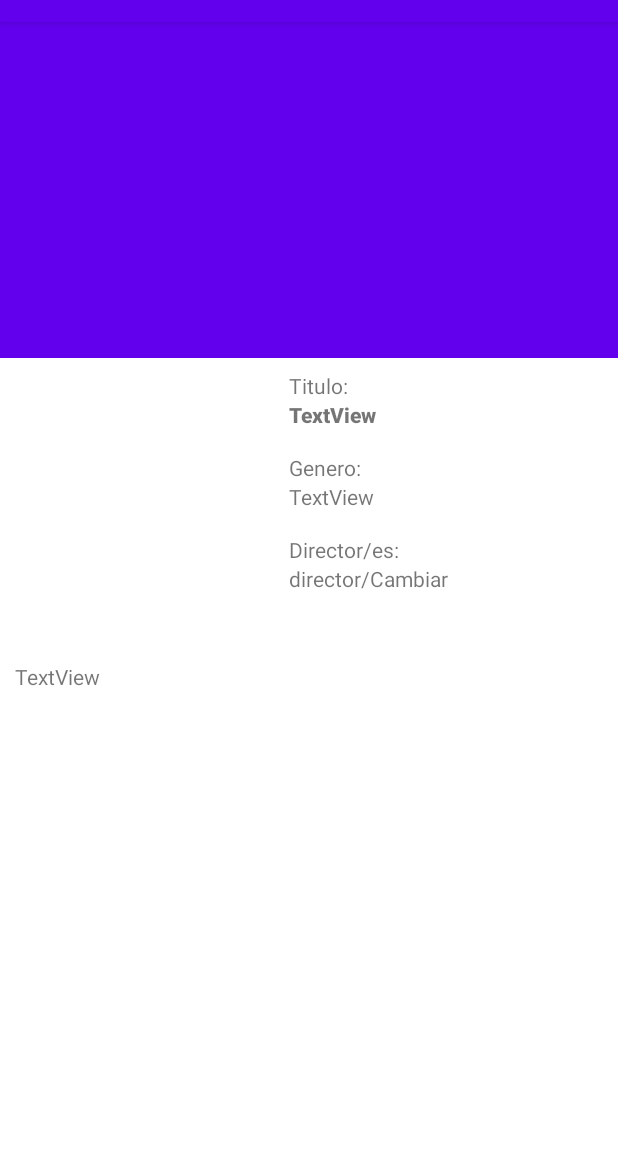
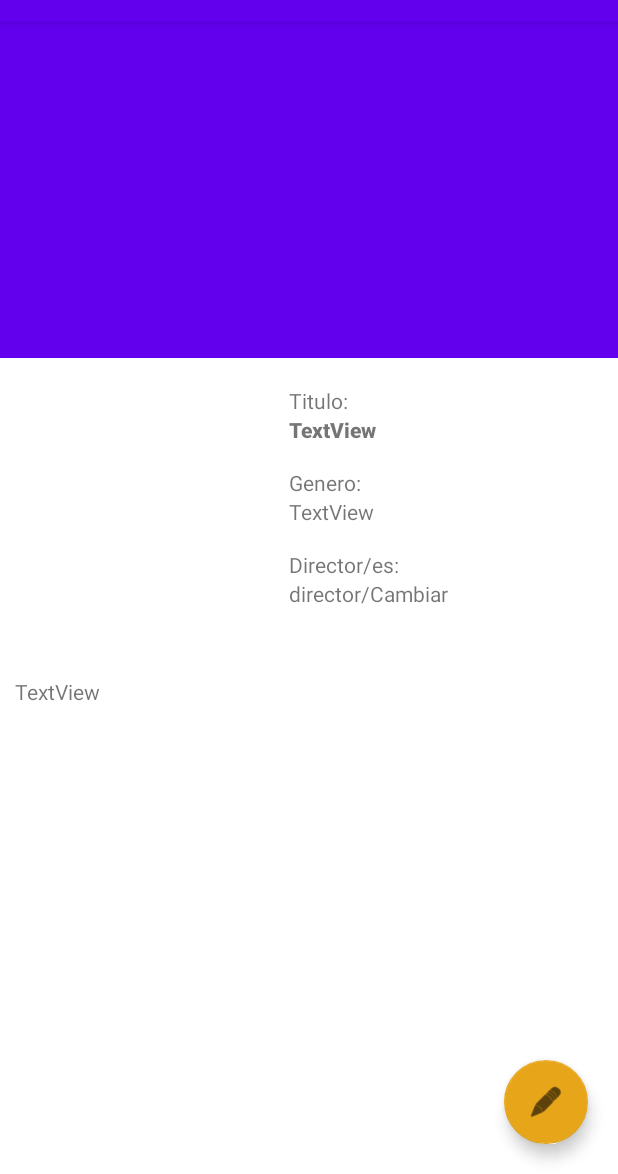
Before and after one commit to MarioCFC/proyectoPDMD, an Android app: the FilmListActivity screen opened directly, with no data from a screen before it, after a tap on "TextView", on a phone screen of 412 x 824 dp, the part 62-1236 px from its top. Run offline under Robolectric (Android 15) with nearby library versions, the phone set to English and light mode, and no system bars; our stand-ins replace Picasso; plain views replace ReadMoreTextView; network calls fail; pictures from the network do not load; 14 statements that could not run were skipped.

```diff
--- a/app/build.gradle
+++ b/app/build.gradle
@@ -55,4 +55,6 @@ dependencies {
     implementation 'kr.co.prnd:readmore-textview:1.0.0'
 
     implementation 'com.google.code.gson:gson:2.8.9'
+
+    implementation 'com.github.clans:fab:1.6.4'
 }
--- a/app/src/main/AndroidManifest.xml
+++ b/app/src/main/AndroidManifest.xml
@@ -40,7 +40,6 @@
             </intent-filter>
         </activity>
 
-
     </application>
 
 </manifest>
--- a/app/src/main/java/com/murallaromanda/dam/segundo/casfermar/proyectopdmd/activities/FilmListActivity.kt
+++ b/app/src/main/java/com/murallaromanda/dam/segundo/casfermar/proyectopdmd/activities/FilmListActivity.kt
@@ -1,27 +1,23 @@
 package com.murallaromanda.dam.segundo.casfermar.proyectopdmd.activities
 
-import android.os.Build
 import androidx.appcompat.app.AppCompatActivity
 import android.os.Bundle
-import android.util.DisplayMetrics
 import androidx.recyclerview.widget.GridLayoutManager
 import com.murallaromanda.dam.segundo.casfermar.proyectopdmd.R
 import com.murallaromanda.dam.segundo.casfermar.proyectopdmd.adapters.ListaPeliculasAdapter
 import com.murallaromanda.dam.segundo.casfermar.proyectopdmd.databinding.ActivityFilmListBinding
 import com.murallaromanda.dam.segundo.casfermar.proyectopdmd.models.data.PeliculaDataMock
-import android.view.WindowInsets
-import android.app.Activity
-import android.graphics.Insets
 import android.view.View
+import android.view.animation.OvershootInterpolator
 import com.google.android.material.snackbar.Snackbar
-import com.murallaromanda.dam.segundo.casfermar.proyectopdmd.utilidades.JSONPelicula
+import com.murallaromanda.dam.segundo.casfermar.proyectopdmd.utilidades.Json
 
 
 class FilmListActivity : AppCompatActivity() {
     private lateinit var binding: ActivityFilmListBinding
-
+    var menuAbierto:Boolean = false
+    var interpolator = OvershootInterpolator()
     override fun onCreate(savedInstanceState: Bundle?) {
-
         super.onCreate(savedInstanceState)
         setContentView(R.layout.activity_film_list)
 
@@ -31,7 +27,7 @@ class FilmListActivity : AppCompatActivity() {
         val peliculaData = PeliculaDataMock()
         //val lista = peliculaData.getLista()
 
-        var busqueda = JSONPelicula()
+        var busqueda = Json()
         var resultados = busqueda.buscarPelicula("spider man")
         val layoutManager = GridLayoutManager(this,2)
 
@@ -41,15 +37,10 @@ class FilmListActivity : AppCompatActivity() {
         binding.rvListaPeliculas.layoutManager = layoutManager
         binding.rvListaPeliculas.adapter = adapter
 
-
-        val fab: View = findViewById(R.id.fab)
-        fab.setOnClickListener { view ->
-            Snackbar.make(view, "Here's a Snackbar", Snackbar.LENGTH_LONG)
-                .setAction("Action", null)
-                .show()
-        }
+    }
 
 
-    }
+
+
 
 }
--- a/app/src/main/java/com/murallaromanda/dam/segundo/casfermar/proyectopdmd/adapters/ListaPeliculasAdapter.kt
+++ b/app/src/main/java/com/murallaromanda/dam/segundo/casfermar/proyectopdmd/adapters/ListaPeliculasAdapter.kt
@@ -18,15 +18,7 @@ import com.squareup.picasso.Picasso
 //Creo que le pasamos el mismo objeto para la activity y para el Context, revisar si se da pasado una sola vez
 class ListaPeliculasAdapter(val peliculas : ArrayList<PeliculaJSON>, val miActivty:Activity) : RecyclerView.Adapter<ListaPeliculasAdapter.PeliculaViewHolder>() {
     class PeliculaViewHolder(itemView: View) : RecyclerView.ViewHolder(itemView){
-
         //Mejor cambiarlo por el binding
-        /*
-        val layout_item = itemView.findViewById<ConstraintLayout>(R.id.layout_item)
-        val tvTitulo = itemView.findViewById<TextView>(R.id.itemTvTitulo)
-        val tvGenero = itemView.findViewById<TextView>(R.id.FilmDetailTvGenero)
-        val ivCaratula = itemView.findViewById<ImageView>(R.id.ItemIvCaratula)
-        */
-
         val layout_item = itemView.findViewById<LinearLayout>(R.id.card_item)
         val tvTitulo = itemView.findViewById<TextView>(R.id.CardTvTitulo)
         val tvGenero = itemView.findViewById<TextView>(R.id.CardTvGenero)
@@ -59,13 +51,5 @@ class ListaPeliculasAdapter(val peliculas : ArrayList<PeliculaJSON>, val miActiv
     }
 
     override fun getItemCount() = peliculas.size
-    fun formatearCadena(cadena:String):String{
-        val tamañoCadena:Int = 50
-        if (cadena.length > tamañoCadena)
-            return cadena.substring(0,tamañoCadena -  1) + "..."
-        else
-            return cadena
-
-    }
 
 }
--- a/app/src/main/java/com/murallaromanda/dam/segundo/casfermar/proyectopdmd/utilidades/JSONPelicula.kt
+++ b/app/src/main/java/com/murallaromanda/dam/segundo/casfermar/proyectopdmd/utilidades/Json.kt
@@ -7,7 +7,7 @@ import com.murallaromanda.dam.segundo.casfermar.proyectopdmd.models.entities.Pel
 import com.murallaromanda.dam.segundo.casfermar.proyectopdmd.models.entities.Peticion
 
 //Dan problemas todo lo relacionado con los inputStream
-class JSONPelicula() {
+class Json() {
 
     fun buscarPelicula(cadenaBuscada:String):ArrayList<PeliculaJSON> {
         var peliculasResultantes:ArrayList<PeliculaJSON> = ArrayList()
--- a/app/src/main/res/layout/activity_film_detail.xml
+++ b/app/src/main/res/layout/activity_film_detail.xml
@@ -5,6 +5,7 @@
     android:id="@+id/film_detail_layout"
     android:layout_width="match_parent"
     android:layout_height="match_parent"
+    android:paddingTop="10dp"
     tools:context=".activities.FilmDetailActivity">
 
     <androidx.constraintlayout.widget.ConstraintLayout
--- a/app/src/main/res/layout/collapsing_tool_detail_film.xml
+++ b/app/src/main/res/layout/collapsing_tool_detail_film.xml
@@ -57,9 +57,19 @@
         app:layout_behavior="com.google.android.material.appbar.AppBarLayout$ScrollingViewBehavior"
         />
 
-
-
-
+    <com.google.android.material.floatingactionbutton.FloatingActionButton
+        android:id="@+id/fabmain"
+        android:layout_width="wrap_content"
+        android:layout_height="wrap_content"
+        android:layout_gravity="bottom|end"
+        android:layout_marginLeft="16dp"
+        android:layout_marginEnd="20dp"
+        android:layout_marginRight="20dp"
+        android:layout_marginBottom="20dp"
+        android:src="@android:drawable/ic_menu_edit"
+        app:backgroundTint="#ffe7a61a"
+        app:fabSize="normal"
+        app:layout_anchorGravity="bottom|end" />
 
 
 </androidx.coordinatorlayout.widget.CoordinatorLayout>
```
Also changed, not shown: app/src/main/java/com/murallaromanda/dam/segundo/casfermar/proyectopdmd/activities/FilmDetailActivity.kt (+0 -12 lines), app/src/main/java/com/murallaromanda/dam/segundo/casfermar/proyectopdmd/activities/FilmSearchActivity.kt (added, +23 -0 lines), app/src/main/java/com/murallaromanda/dam/segundo/casfermar/proyectopdmd/models/entities/searchMovie/ResultsResultsOld.kt (deleted, +0 -23 lines), app/src/main/res/layout/activity_film_list.xml (+31 -15 lines).
